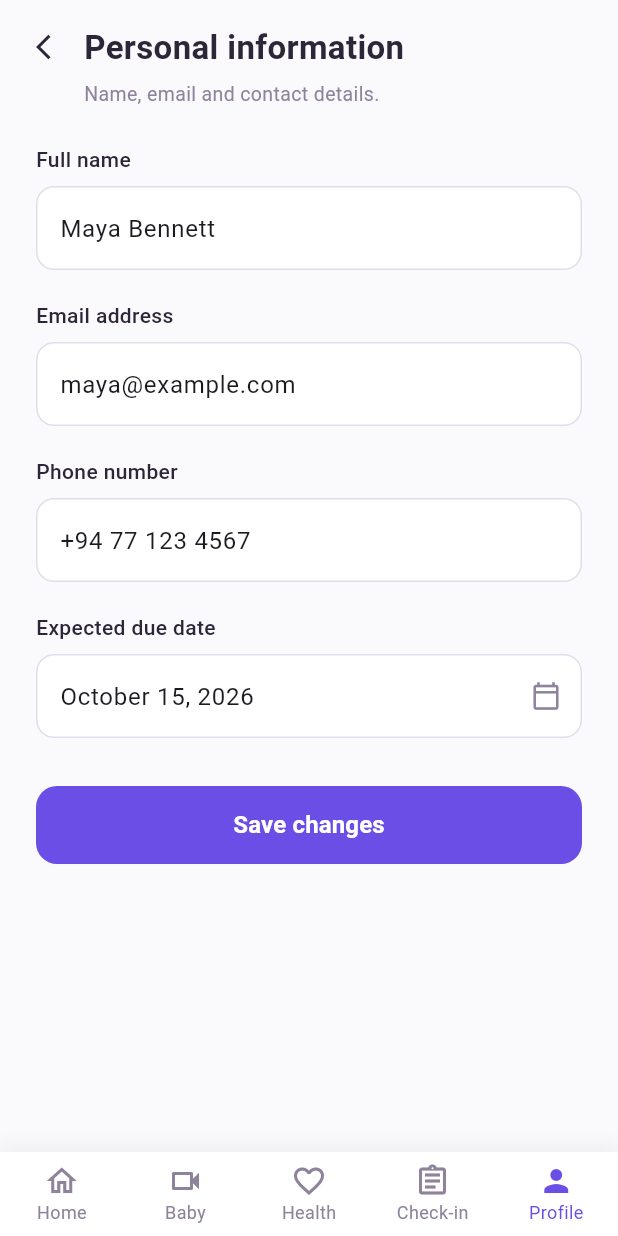
After one commit to cepdnaclk/e22-3yp-himummy, a Flutter app: the PersonalInfoScreen screen opened directly, on a phone screen of 412 x 824 dp. The commit adds this screen. Run offline on Flutter 3.47's test engine with Material 3 defaults, Android fonts, the phone set to English and light mode, and no system bars; our stand-ins replace fl_chart; Roboto replaces fonts that are missing (Nunito Sans).

Commit message:
feat: implement personal information screen and link from profile settings

```diff
--- /dev/null
+++ b/code/himummy_mobile/lib/presentation/screens/profile/personal_info_screen.dart
@@ -0,0 +1,243 @@
+import 'package:flutter/material.dart';
+import '../../../core/constants/app_colors.dart';
+import '../../widgets/app_bottom_nav.dart';
+
+class PersonalInfoScreen extends StatefulWidget {
+  const PersonalInfoScreen({Key? key}) : super(key: key);
+
+  @override
+  State<PersonalInfoScreen> createState() => _PersonalInfoScreenState();
+}
+
+class _PersonalInfoScreenState extends State<PersonalInfoScreen> {
+  // Controllers for pre-filled user details
+  final TextEditingController _nameController = TextEditingController(text: 'Maya Bennett');
+  final TextEditingController _emailController = TextEditingController(text: 'maya@example.com');
+  final TextEditingController _phoneController = TextEditingController(text: '+94 77 123 4567');
+  final TextEditingController _dueDateController = TextEditingController(text: 'October 15, 2026');
+
+  @override
+  void dispose() {
+    _nameController.dispose();
+    _emailController.dispose();
+    _phoneController.dispose();
+    _dueDateController.dispose();
+    super.dispose();
+  }
+
+  @override
+  Widget build(BuildContext context) {
+    return Scaffold(
+      backgroundColor: AppColors.backgroundWhite,
+      body: SafeArea(
+        child: SingleChildScrollView(
+          padding: const EdgeInsets.symmetric(horizontal: 24.0, vertical: 16.0),
+          child: Column(
+            crossAxisAlignment: CrossAxisAlignment.start,
+            children: [
+              // Top Bar with Back Button and Title
+              Row(
+                children: [
+                  GestureDetector(
+                    onTap: () => Navigator.pop(context),
+                    child: const Icon(
+                      Icons.arrow_back_ios,
+                      color: AppColors.textDark,
+                      size: 20,
+                    ),
+                  ),
+                  const SizedBox(width: 12),
+                  const Text(
+                    'Personal information',
+                    style: TextStyle(
+                      fontSize: 22,
+                      fontWeight: FontWeight.bold,
+                      color: AppColors.textDark,
+                    ),
+                  ),
+                ],
+              ),
+
+              const SizedBox(height: 6),
+
+              // Subtitle
+              const Padding(
+                padding: EdgeInsets.only(left: 32.0),
+                child: Text(
+                  'Name, email and contact details.',
+                  style: TextStyle(
+                    fontSize: 13,
+                    color: AppColors.textMuted,
+                  ),
+                ),
+              ),
+
+              const SizedBox(height: 24),
+
+              // Full Name field
+              const Text(
+                'Full name',
+                style: TextStyle(
+                  fontSize: 14,
+                  fontWeight: FontWeight.w500,
+                  color: AppColors.textDark,
+                ),
+              ),
+              const SizedBox(height: 8),
+              TextField(
+                controller: _nameController,
+                decoration: InputDecoration(
+                  filled: true,
+                  fillColor: AppColors.cardWhite,
+                  border: OutlineInputBorder(
+                    borderRadius: BorderRadius.circular(12),
+                    borderSide: const BorderSide(color: AppColors.borderGrey),
+                  ),
+                  enabledBorder: OutlineInputBorder(
+                    borderRadius: BorderRadius.circular(12),
+                    borderSide: const BorderSide(color: AppColors.borderGrey),
+                  ),
+                  focusedBorder: OutlineInputBorder(
+                    borderRadius: BorderRadius.circular(12),
+                    borderSide: const BorderSide(color: AppColors.primaryPurple, width: 1.5),
+                  ),
+                ),
+              ),
+
+              const SizedBox(height: 20),
+
+              // Email address field
+              const Text(
+                'Email address',
+                style: TextStyle(
+                  fontSize: 14,
+                  fontWeight: FontWeight.w500,
+                  color: AppColors.textDark,
+                ),
+              ),
+              const SizedBox(height: 8),
+              TextField(
+                controller: _emailController,
+                keyboardType: TextInputType.emailAddress,
+                decoration: InputDecoration(
+                  filled: true,
+                  fillColor: AppColors.cardWhite,
+                  border: OutlineInputBorder(
+                    borderRadius: BorderRadius.circular(12),
+                    borderSide: const BorderSide(color: AppColors.borderGrey),
+                  ),
+                  enabledBorder: OutlineInputBorder(
+                    borderRadius: BorderRadius.circular(12),
+                    borderSide: const BorderSide(color: AppColors.borderGrey),
+                  ),
+                  focusedBorder: OutlineInputBorder(
+                    borderRadius: BorderRadius.circular(12),
+                    borderSide: const BorderSide(color: AppColors.primaryPurple, width: 1.5),
+                  ),
+                ),
+              ),
+
+              const SizedBox(height: 20),
+
+              // Phone number field
+              const Text(
+                'Phone number',
+                style: TextStyle(
+                  fontSize: 14,
+                  fontWeight: FontWeight.w500,
+                  color: AppColors.textDark,
+                ),
+              ),
+              const SizedBox(height: 8),
+              TextField(
+                controller: _phoneController,
+                keyboardType: TextInputType.phone,
+                decoration: InputDecoration(
+                  filled: true,
+                  fillColor: AppColors.cardWhite,
+                  border: OutlineInputBorder(
+                    borderRadius: BorderRadius.circular(12),
+                    borderSide: const BorderSide(color: AppColors.borderGrey),
+                  ),
+                  enabledBorder: OutlineInputBorder(
+                    borderRadius: BorderRadius.circular(12),
+                    borderSide: const BorderSide(color: AppColors.borderGrey),
+                  ),
+                  focusedBorder: OutlineInputBorder(
+                    borderRadius: BorderRadius.circular(12),
+                    borderSide: const BorderSide(color: AppColors.primaryPurple, width: 1.5),
+                  ),
+                ),
+              ),
+
+              const SizedBox(height: 20),
+
+              // Expected due date field
+              const Text(
+                'Expected due date',
+                style: TextStyle(
+                  fontSize: 14,
+                  fontWeight: FontWeight.w500,
+                  color: AppColors.textDark,
+                ),
+              ),
+              const SizedBox(height: 8),
+              TextField(
+                controller: _dueDateController,
+                decoration: InputDecoration(
+                  filled: true,
+                  fillColor: AppColors.cardWhite,
+                  suffixIcon: const Icon(Icons.calendar_today_outlined, size: 20, color: AppColors.textMuted),
+                  border: OutlineInputBorder(
+                    borderRadius: BorderRadius.circular(12),
+                    borderSide: const BorderSide(color: AppColors.borderGrey),
+                  ),
+                  enabledBorder: OutlineInputBorder(
+                    borderRadius: BorderRadius.circular(12),
+                    borderSide: const BorderSide(color: AppColors.borderGrey),
+                  ),
+                  focusedBorder: OutlineInputBorder(
+                    borderRadius: BorderRadius.circular(12),
+                    borderSide: const BorderSide(color: AppColors.primaryPurple, width: 1.5),
+                  ),
+                ),
+              ),
+
+              const SizedBox(height: 32),
+
+              // Save changes button
+              SizedBox(
+                width: double.infinity,
+                height: 52,
+                child: ElevatedButton(
+                  onPressed: () {
+                    // Handle save changes action
+                    Navigator.pop(context);
+                  },
+                  style: ElevatedButton.styleFrom(
+                    backgroundColor: AppColors.primaryPurple,
+                    shape: RoundedRectangleBorder(
+                      borderRadius: BorderRadius.circular(14),
+                    ),
+                    elevation: 0,
+                  ),
+                  child: const Text(
+                    'Save changes',
+                    style: TextStyle(
+                      fontSize: 16,
+                      fontWeight: FontWeight.w600,
+                      color: Colors.white,
+                    ),
+                  ),
+                ),
+              ),
+            ],
+          ),
+        ),
+      ),
+
+      // Bottom Navigation Bar (Index 4 for Profile)
+      bottomNavigationBar: const AppBottomNav(currentIndex: 4),
+    );
+  }
+}
--- a/code/himummy_mobile/lib/presentation/screens/profile/profile_screen.dart
+++ b/code/himummy_mobile/lib/presentation/screens/profile/profile_screen.dart
@@ -3,6 +3,7 @@ import '../../../core/constants/app_colors.dart';
 import '../../widgets/app_bottom_nav.dart';
 import 'connect_device_screen.dart';
 import 'settings_screen.dart';
+import 'personal_info_screen.dart';
 
 class ProfileScreen extends StatelessWidget {
   const ProfileScreen({Key? key}) : super(key: key);
@@ -101,6 +102,12 @@ class ProfileScreen extends StatelessWidget {
                 icon: Icons.person_outline,
                 onTap: () {
                   // Handle navigation or action
+                  Navigator.push(
+                    context,
+                    MaterialPageRoute(
+                      builder: (context) => const PersonalInfoScreen(),
+                    ),
+                  );
                 },
               ),
               const SizedBox(height: 12),
```
